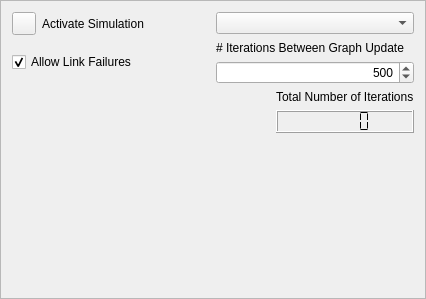
Old version of the form plugins/simulation/dmzMBRAPluginNASimulateForm.ui in the repository dmzgroup/mbra.
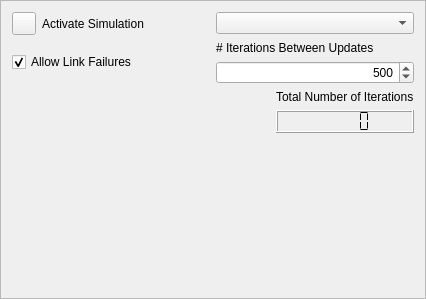
New version of the form.

The edit to the form file:
```diff
--- a/plugins/simulation/dmzMBRAPluginNASimulateForm.ui
+++ b/plugins/simulation/dmzMBRAPluginNASimulateForm.ui
@@ -61,7 +61,7 @@
        <item>
         <widget class="QLabel" name="label">
          <property name="text">
-          <string># Iterations Between Graph Update</string>
+          <string># Iterations Between Updates</string>
          </property>
         </widget>
        </item>
```
